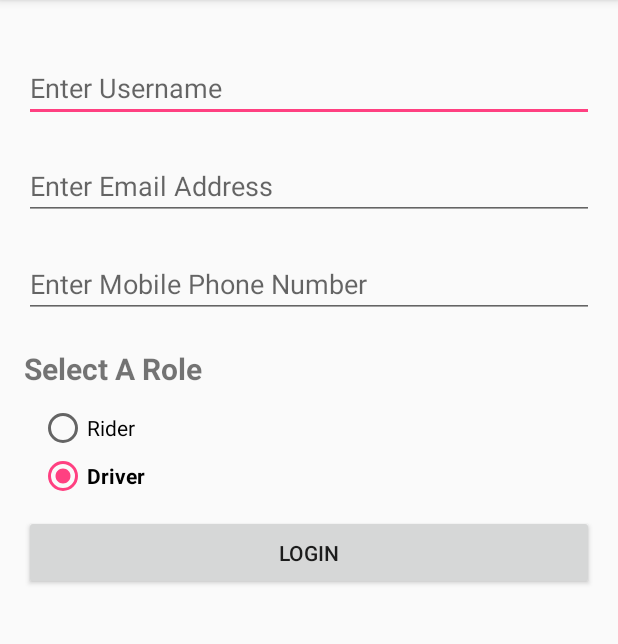
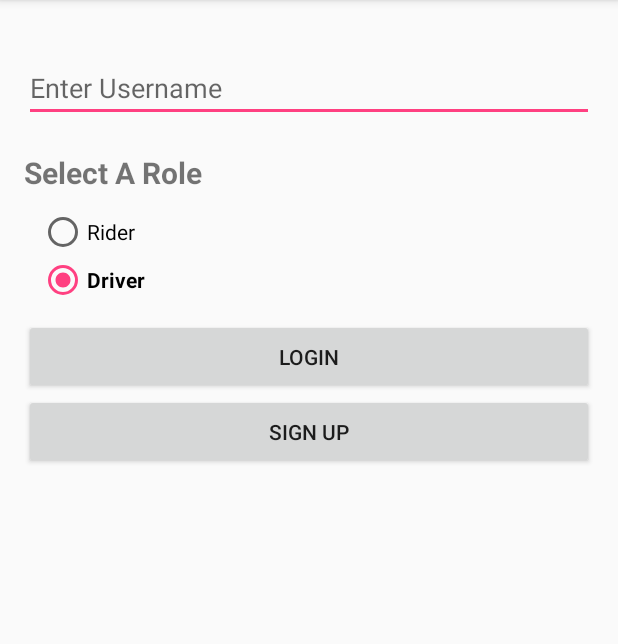
Before and after one commit to CMPUT301F16T18/Unter, an Android app: the screen it shows after launch (LoginActivity), after a tap on "LOGIN", on a phone screen of 412 x 824 dp, the part 84-728 px from its top. Run offline under Robolectric (Android 15) with nearby library versions, the phone set to English and light mode, and no system bars; 2 other taps on this screen came first.

Commit message:
add SignupActivity and modify LoginActivity

```diff
--- a/app/src/main/AndroidManifest.xml
+++ b/app/src/main/AndroidManifest.xml
@@ -15,6 +15,7 @@
                 <category android:name="android.intent.category.LAUNCHER" />
             </intent-filter>
         </activity>
+        <activity android:name=".view.SignupActivity"></activity>
     </application>
 
 </manifest>
--- a/app/src/main/java/ca/ualberta/cs/unter/view/LoginActivity.java
+++ b/app/src/main/java/ca/ualberta/cs/unter/view/LoginActivity.java
@@ -18,12 +18,11 @@ import ca.ualberta.cs.unter.R;
 
 public class LoginActivity extends AppCompatActivity implements View.OnClickListener{
     private EditText usernameText;
-    private EditText emailText;
-    private EditText mobileText;
 
     private RadioButton riderRadio;
     private RadioButton driverRadio;
     private Button loginButton;
+    private Button signupButton;
     private String roleSel;
 
     @Override
@@ -32,8 +31,6 @@ public class LoginActivity extends AppCompatActivity implements View.OnClickList
         setContentView(R.layout.activity_login);
 
         usernameText = (EditText) findViewById(R.id.username);
-        emailText = (EditText) findViewById(R.id.email);
-        mobileText = (EditText) findViewById(R.id.mobile);
 
         riderRadio = (RadioButton) findViewById(R.id.radio_rider);
         driverRadio = (RadioButton) findViewById(R.id.radio_driver);
@@ -41,6 +38,10 @@ public class LoginActivity extends AppCompatActivity implements View.OnClickList
         loginButton = (Button) findViewById(R.id.login_button);
         assert loginButton != null;
         loginButton.setOnClickListener(this);
+
+        signupButton = (Button) findViewById(R.id.signup_button);
+        assert signupButton != null;
+        signupButton.setOnClickListener(this);
 
         // http://stackoverflow.com/questions/8323778/how-to-set-on-click-listener-on-the-radio-button-in-android
 
@@ -77,22 +78,21 @@ public class LoginActivity extends AppCompatActivity implements View.OnClickList
     public void onClick(View view) {
         if (view == loginButton ) {
             login();
+        } else if (view == signupButton){
+            // intent to SignupActivity
+            Intent intentSignup = new Intent(this, SignupActivity.class);
+            startActivity(intentSignup);
         }
     }
 
-    // TODO create a login() function, refer to addHabit in as1
-    // TODO maybe also use controller to check user's validity
     public void login(){
         String username = usernameText.getText().toString();
-        String email = emailText.getText().toString();
-        String mobile = mobileText.getText().toString();
 
+        // TODO check user validity, replace following line with elastic search
         boolean validUsername = !(username.isEmpty() || username.trim().isEmpty());
-        boolean validEmail = Patterns.EMAIL_ADDRESS.matcher(email).matches();
-        boolean validMobile = Patterns.PHONE.matcher(mobile).matches();
 
-        if ( !(validUsername && validEmail && validMobile) ){
-            Toast.makeText(this, "Username/Email/Mobile is not valid.", Toast.LENGTH_SHORT).show();
+        if ( !(validUsername) ){
+            Toast.makeText(this, "Username entered is incorrect.", Toast.LENGTH_SHORT).show();
         } else {
             try {
                 if (roleSel.equals("R")) {
@@ -112,6 +112,8 @@ public class LoginActivity extends AppCompatActivity implements View.OnClickList
         }
     }
 
+
+
     private void openSelRoleDialog() {
         AlertDialog.Builder builder = new AlertDialog.Builder(LoginActivity.this);
         builder.setTitle("Please Specify Your Role (Rider/Driver).")
--- a/app/src/main/res/layout/activity_login.xml
+++ b/app/src/main/res/layout/activity_login.xml
@@ -17,26 +17,6 @@
         android:layout_height="wrap_content"
         android:hint="@string/username_input"
         android:inputType="textNoSuggestions|textVisiblePassword"
-        android:paddingTop="30dp"
-        android:maxLines="1"/>
-
-    <!--email-->
-    <EditText
-        android:id="@+id/email"
-        android:layout_width="match_parent"
-        android:layout_height="wrap_content"
-        android:hint="@string/email_input"
-        android:inputType="textEmailAddress"
-        android:paddingTop="30dp"
-        android:maxLines="1"/>
-
-    <!--mobile-->
-    <EditText
-        android:id="@+id/mobile"
-        android:layout_width="match_parent"
-        android:layout_height="wrap_content"
-        android:hint="@string/mobile_input"
-        android:inputType="phone"
         android:paddingTop="30dp"
         android:maxLines="1"/>
 
@@ -81,5 +61,13 @@
         android:paddingTop="15dp"
         android:paddingBottom="15dp"/>
 
+    <!--sign up button-->
+    <Button
+        android:id="@+id/signup_button"
+        android:layout_width="match_parent"
+        android:layout_height="wrap_content"
+        android:text="@string/signup_button"
+        android:paddingTop="15dp"
+        android:paddingBottom="15dp"/>
 
 </LinearLayout>
--- a/app/src/main/res/values/strings.xml
+++ b/app/src/main/res/values/strings.xml
@@ -9,6 +9,7 @@
     <string name="rider_radio">Rider</string>
     <string name="driver_radio">Driver</string>
     <string name="login_button">Login</string>
+    <string name="signup_button">Sign Up</string>
     <string name="dialog_ok_button">OK</string>
 
 
```
Also changed, not shown: app/src/main/java/ca/ualberta/cs/unter/view/SignupActivity.java (added, +71 -0 lines), app/src/main/res/layout/activity_signup.xml (added, +52 -0 lines).
